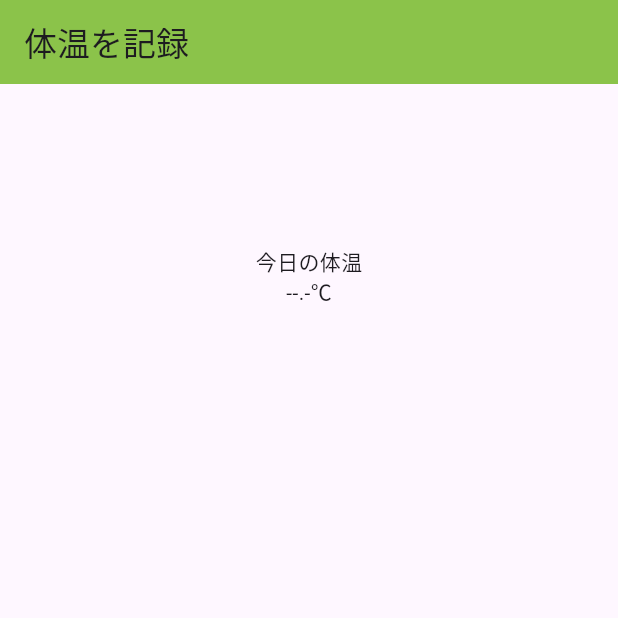
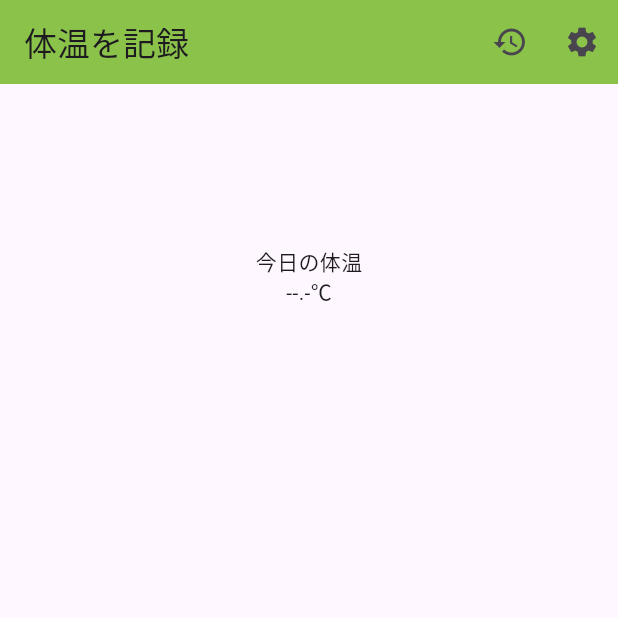
Before and after one commit to 54-xenon/Temperature-record, a Flutter app: the screen it shows after launch, on a phone screen of 412 x 824 dp, the top half of it. Run offline on Flutter 3.47's test engine with Material 3 defaults, Android fonts, the light colour scheme and no system bars.

Commit message:
ページの追加とUIの改善

```diff
--- a/lib/pages/home_page.dart
+++ b/lib/pages/home_page.dart
@@ -8,6 +8,16 @@ class HomePage extends StatelessWidget {
     return Scaffold(
       appBar: AppBar(
         title: const Text("体温を記録"),
+        actions: [
+          IconButton(
+            icon: Icon(Icons.history),
+            onPressed: () {},
+          ),
+          IconButton(
+            icon: Icon(Icons.settings),
+            onPressed: () {},
+          ),
+        ],
       ),
       body: Center(
         child: Padding(
```
Also changed, not shown: lib/pages/history_page.dart (+14 -0 lines), lib/pages/settings_page.dart (+13 -0 lines).
